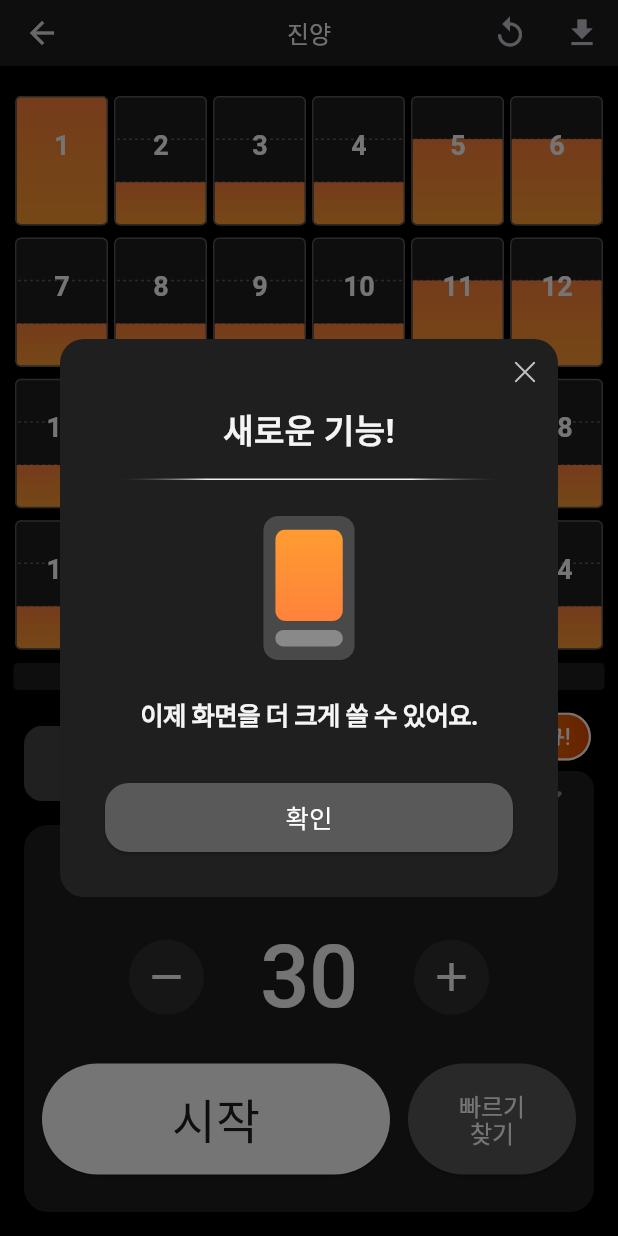
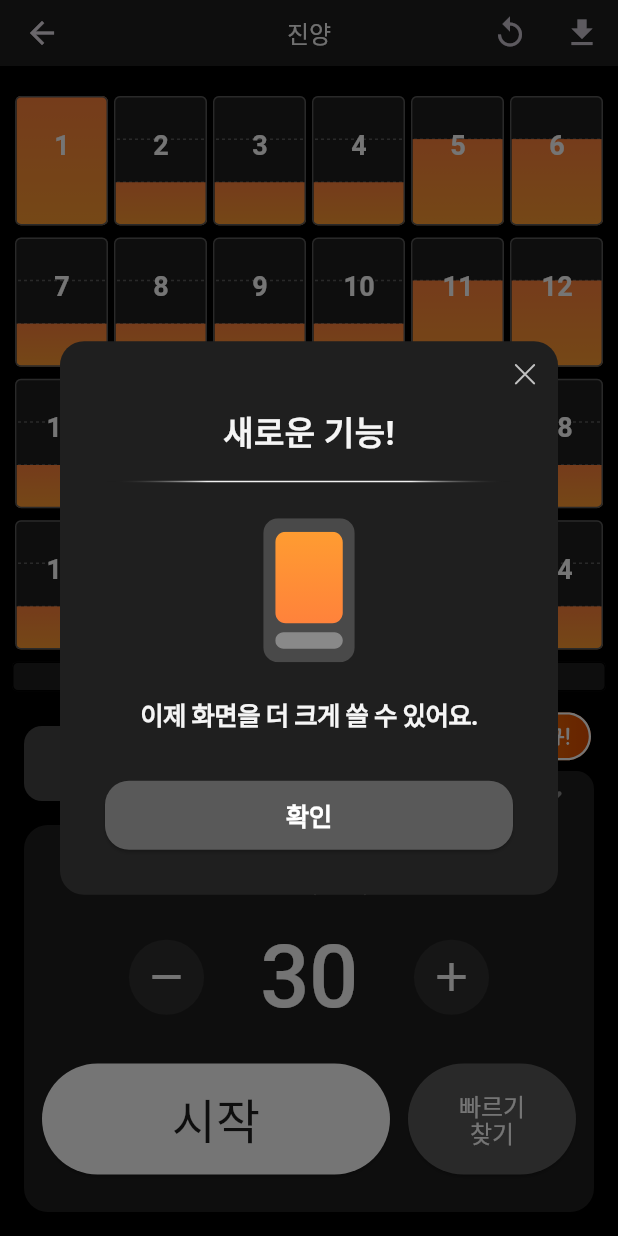
Before and after one commit to Team-Hanbae/Hanbae-Flutter, a Flutter app: the MetronomeScreen screen opened directly with sample values from the repository, on a phone screen of 412 x 824 dp. Run offline on Flutter 3.47's test engine with Material 3 defaults, Android fonts, the phone set to English and light mode, and no system bars; our stand-ins replace equatable, flutter_bloc, flutter_svg, hive, hive_flutter, lottie and 2 more; missing offline and left inert: animated_size_and_fade, hero_animation; accounts and stored records are empty; Roboto replaces fonts that are missing (Pretendard); statements that could not run were skipped.

Commit message:
신규 벳지 애니메이션 추가, 모달 폰트 변경

```diff
--- a/lib/presentation/metronome/metronome_options.dart
+++ b/lib/presentation/metronome/metronome_options.dart
@@ -4,6 +4,7 @@ import 'package:hanbae/model/jangdan_type.dart';
 import 'package:hanbae/theme/colors.dart';
 import 'package:flutter_svg/flutter_svg.dart';
 import 'package:hanbae/theme/text_styles.dart';
+import 'package:hanbae/utils/animation.dart';
 import 'package:hanbae/utils/local_storage.dart';
 import 'dart:ui'; // Ensure this import is present
 import '../../bloc/metronome/metronome_bloc.dart';
@@ -208,11 +209,7 @@ class _MetronomeOptionsState extends State<MetronomeOptions> {
 
         Column(
           children: [
-            if (!showNewMinimumIcon)
-              SizedBox(
-                width: 60,
-                child: SvgPicture.asset('assets/images/icon/new_icon.svg'),
-              ),
+            if (!showNewMinimumIcon) WigglingSvgIcon(),
             InkWell(
               onTap: () {
                 Storage().setFirstMinimumCheck();
--- /dev/null
+++ b/lib/utils/animation.dart
@@ -0,0 +1,71 @@
+import 'package:flutter/material.dart';
+import 'package:flutter_svg/flutter_svg.dart';
+
+class WigglingSvgIcon extends StatefulWidget {
+  const WigglingSvgIcon({super.key});
+
+  @override
+  State<WigglingSvgIcon> createState() => _WigglingSvgIconState();
+}
+
+class _WigglingSvgIconState extends State<WigglingSvgIcon>
+    with SingleTickerProviderStateMixin {
+  late final AnimationController _controller;
+  late final Animation<Offset> _animation;
+  int _repeatCount = 0;
+
+  @override
+  void initState() {
+    super.initState();
+    _controller = AnimationController(
+      vsync: this,
+      duration: const Duration(milliseconds: 500),
+    );
+
+    _animation = Tween<Offset>(
+      begin: const Offset(0.0, -2.0),
+      end: const Offset(0.0, 0.0),
+    ).animate(CurvedAnimation(parent: _controller, curve: Curves.easeInOut));
+
+    // 애니메이션 상태 리스너 추가
+    _controller.addStatusListener((status) {
+      if (status == AnimationStatus.completed) {
+        _controller.reverse();
+      } else if (status == AnimationStatus.dismissed) {
+        _repeatCount++;
+        if (_repeatCount >= 3) {
+          Future.delayed(const Duration(seconds: 1), () {
+            if (mounted) {
+              _repeatCount = 0;
+              _controller.forward();
+            }
+          });
+        } else {
+          _controller.forward();
+        }
+      }
+    });
+
+    _controller.forward();
+  }
+
+  @override
+  void dispose() {
+    _controller.dispose();
+    super.dispose();
+  }
+
+  @override
+  Widget build(BuildContext context) {
+    return AnimatedBuilder(
+      animation: _animation,
+      builder: (context, child) {
+        return Transform.translate(offset: _animation.value, child: child);
+      },
+      child: SizedBox(
+        width: 60,
+        child: SvgPicture.asset('assets/images/icon/new_icon.svg'),
+      ),
+    );
+  }
+}
--- a/lib/utils/dialog.dart
+++ b/lib/utils/dialog.dart
@@ -1,6 +1,7 @@
 import 'package:flutter/material.dart';
 import 'package:flutter_svg/flutter_svg.dart';
 import 'package:hanbae/theme/colors.dart';
+import 'package:hanbae/theme/text_styles.dart';
 import 'package:hanbae/utils/local_storage.dart';
 import 'package:lottie/lottie.dart';
 
@@ -86,14 +87,13 @@ class CommonDialog {
                       const SizedBox(height: 24),
 
                       // 설명 텍스트
-                      const Text(
+                      Text(
                         '이제 화면을 더 크게 쓸 수 있어요.',
                         textAlign: TextAlign.center,
-                        style: TextStyle(
+                        style: AppTextStyles.bodySb.copyWith(
                           fontSize: 17,
+                          letterSpacing: -0.43,
                           color: AppColors.textSecondary,
-                          fontWeight: FontWeight.bold,
-                          letterSpacing: -0.43,
                         ),
                       ),
 
@@ -113,9 +113,10 @@ class CommonDialog {
                           child: Center(
                             child: Text(
                               '확인',
-                              style: TextStyle(
+                              style: AppTextStyles.bodySb.copyWith(
                                 fontSize: 17,
                                 color: AppColors.textDefault,
+                                letterSpacing: -0.43,
                               ),
                             ),
                           ),
```
